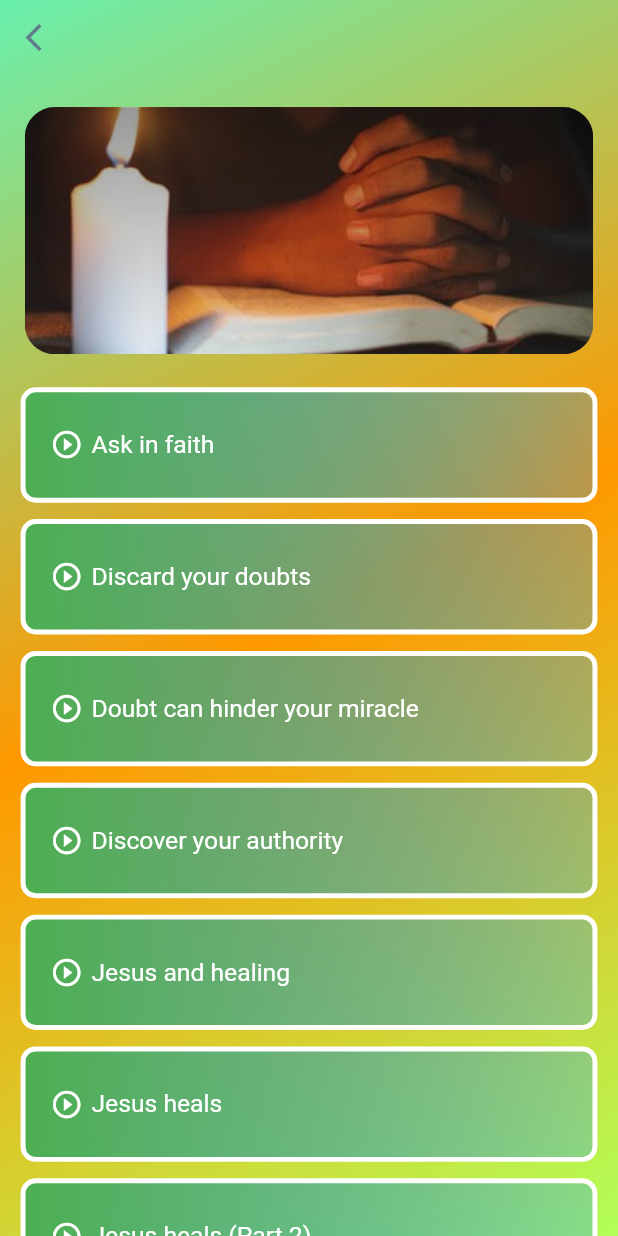
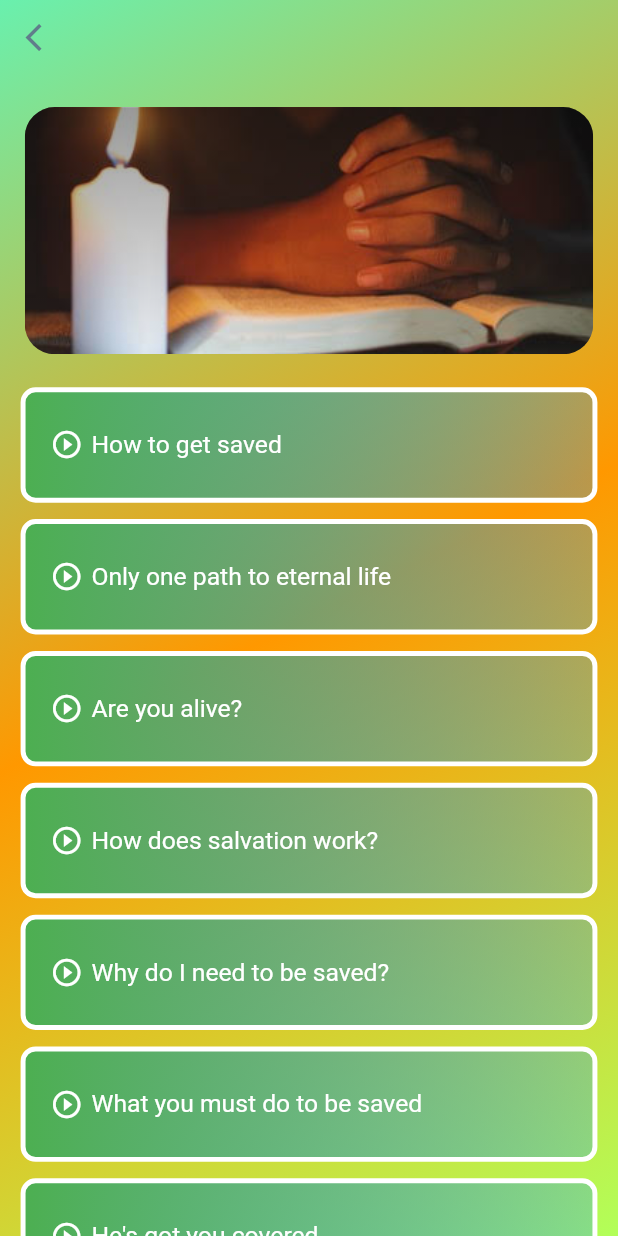
Before and after one commit to igbokwenu/deep-breath, a Flutter app: the SalvationScreen screen opened directly, on a phone screen of 412 x 824 dp. Run offline on Flutter 3.47's test engine with Material 2 defaults, Android fonts, the phone set to English and light mode, and no system bars; our stand-ins replace animate_do, delayed_display, flutter_staggered_animations, get, just_audio, package_info_plus and 2 more; missing offline and left inert: audio_session.

Commit message:
Update salvation.dart

```diff
--- a/lib/screens/home/components/salvation.dart
+++ b/lib/screens/home/components/salvation.dart
@@ -13,25 +13,25 @@ class SalvationScreen extends StatelessWidget {
 
   @override
   Widget build(BuildContext context) {
-    const String a = "Ask in faith";
+    const String a = "How to get saved";
     const String aUrl =
         "https://firebasestorage.googleapis.com/v0/b/official-deep-breath.appspot.com/o/deepBreath%2FAudio%2FBuild%20your%20faith%2Fa_faith_ask_in_faith.mp3?alt=media&token=c241389c-8acb-4cfc-b178-006b2f4a98c4";
-    const String b = "Discard your doubts";
+    const String b = "Only one path to eternal life";
     const String bUrl =
         "https://firebasestorage.googleapis.com/v0/b/official-deep-breath.appspot.com/o/deepBreath%2FAudio%2FBuild%20your%20faith%2Fb_discard_your_doubt.mp3?alt=media&token=a1cc99b2-9b1b-4e89-9283-d5a470219491";
-    const String c = "Doubt can hinder your miracle";
+    const String c = "Are you alive?";
     const String cUrl =
         "https://firebasestorage.googleapis.com/v0/b/official-deep-breath.appspot.com/o/deepBreath%2FAudio%2FBuild%20your%20faith%2Fc_faith_doubt_can_hinder_your_miracle.mp3?alt=media&token=d7c56f4c-48c0-49e1-b09c-e5bb91038592";
-    const String d = "Discover your authority";
+    const String d = "How does salvation work?";
     const String dUrl =
         "https://firebasestorage.googleapis.com/v0/b/official-deep-breath.appspot.com/o/deepBreath%2FAudio%2FBuild%20your%20faith%2Fd.%20faith.discover_your_authourity.mp3?alt=media&token=17aa2d51-c6e9-43b4-9e70-deeb78c6ddef";
-    const String e = "Jesus and healing";
+    const String e = "Why do I need to be saved?";
     const String eUrl =
         "https://firebasestorage.googleapis.com/v0/b/official-deep-breath.appspot.com/o/deepBreath%2FAudio%2FBuild%20your%20faith%2Fe.%20faith.jesus_and_healing.mp3?alt=media&token=ecad3c44-dd67-4ebc-b584-8531e1310075";
-    const String f = "Jesus heals";
+    const String f = "What you must do to be saved";
     const String fUrl =
         "https://firebasestorage.googleapis.com/v0/b/official-deep-breath.appspot.com/o/deepBreath%2FAudio%2FBuild%20your%20faith%2Ff_faith_jesus_heals.mp3?alt=media&token=5005e274-bd5f-4cf2-9a8a-5b722fd49394";
-    const String g = "Jesus heals (Part 2)";
+    const String g = "He's got you covered";
     const String gUrl =
         "https://firebasestorage.googleapis.com/v0/b/official-deep-breath.appspot.com/o/deepBreath%2FAudio%2FBuild%20your%20faith%2Fg_faith_jesus_heals_part_2.mp3?alt=media&token=9cad01cb-264b-4130-bdd8-db913bf80c22";
     //const String h = "God is still the same today";
```
